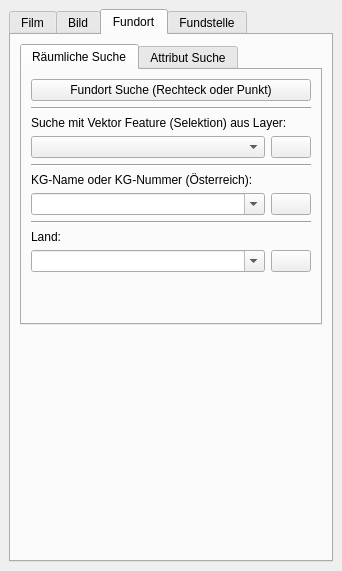
Before: the Qt Designer form APIS/forms/apis_search_form.ui in APIS-Luftbildarchiv/APIS, drawn with Qt 5.
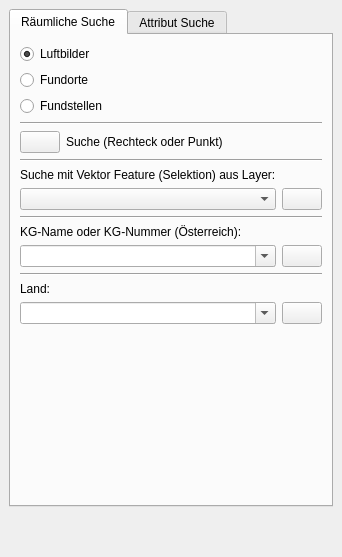
After: the same form once the commit is applied. The open tabs and pages were chosen to show the change. Icons and pictures are not drawn. Custom widgets are drawn as their Qt base class.

The edit to the form file:
```diff
--- a/APIS/forms/apis_search_form.ui
+++ b/APIS/forms/apis_search_form.ui
@@ -6,8 +6,8 @@
    <rect>
     <x>0</x>
     <y>0</y>
-    <width>325</width>
-    <height>571</height>
+    <width>314</width>
+    <height>557</height>
    </rect>
   </property>
   <property name="windowTitle">
@@ -16,9 +16,245 @@
   <widget class="QWidget" name="dockWidgetContents">
    <layout class="QVBoxLayout" name="verticalLayout">
     <item>
+     <widget class="QTabWidget" name="tabWidget_6">
+      <property name="enabled">
+       <bool>true</bool>
+      </property>
+      <property name="sizePolicy">
+       <sizepolicy hsizetype="Expanding" vsizetype="Minimum">
+        <horstretch>0</horstretch>
+        <verstretch>0</verstretch>
+       </sizepolicy>
+      </property>
+      <property name="currentIndex">
+       <number>0</number>
+      </property>
+      <widget class="QWidget" name="tab_9">
+       <attribute name="title">
+        <string>Räumliche Suche</string>
+       </attribute>
+       <layout class="QVBoxLayout" name="verticalLayout_8">
+        <item>
+         <widget class="QRadioButton" name="uiSearchImageRBtn">
+          <property name="text">
+           <string>Luftbilder</string>
+          </property>
+          <property name="checked">
+           <bool>true</bool>
+          </property>
+         </widget>
+        </item>
+        <item>
+         <widget class="QRadioButton" name="uiSearchSiteRBtn">
+          <property name="text">
+           <string>Fundorte</string>
+          </property>
+         </widget>
+        </item>
+        <item>
+         <widget class="QRadioButton" name="uiSearchFindspotRBtn">
+          <property name="text">
+           <string>Fundstellen</string>
+          </property>
+         </widget>
+        </item>
+        <item>
+         <widget class="Line" name="line_8">
+          <property name="orientation">
+           <enum>Qt::Horizontal</enum>
+          </property>
+         </widget>
+        </item>
+        <item>
+         <layout class="QHBoxLayout" name="horizontalLayout_8">
+          <item>
+           <widget class="QPushButton" name="uiSpatialSearchBtn">
+            <property name="text">
+             <string/>
+            </property>
+            <property name="icon">
+             <iconset resource="resource.qrc">
+              <normaloff>:/plugins/APIS/icons/search.png</normaloff>:/plugins/APIS/icons/search.png</iconset>
+            </property>
+            <property name="iconSize">
+             <size>
+              <width>24</width>
+              <height>24</height>
+             </size>
+            </property>
+           </widget>
+          </item>
+          <item>
+           <widget class="QLabel" name="label_13">
+            <property name="sizePolicy">
+             <sizepolicy hsizetype="Expanding" vsizetype="Preferred">
+              <horstretch>0</horstretch>
+              <verstretch>0</verstretch>
+             </sizepolicy>
+            </property>
+            <property name="text">
+             <string>Suche (Rechteck oder Punkt)</string>
+            </property>
+           </widget>
+          </item>
+         </layout>
+        </item>
+        <item>
+         <widget class="Line" name="line_9">
+          <property name="orientation">
+           <enum>Qt::Horizontal</enum>
+          </property>
+         </widget>
+        </item>
+        <item>
+         <widget class="QLabel" name="label">
+          <property name="text">
+           <string>Suche mit Vektor Feature (Selektion) aus Layer:</string>
+          </property>
+         </widget>
+        </item>
+        <item>
+         <layout class="QHBoxLayout" name="horizontalLayout">
+          <item>
+           <widget class="QgsMapLayerComboBox" name="uiSearchByMapLayerCombo">
+            <property name="sizePolicy">
+             <sizepolicy hsizetype="Expanding" vsizetype="Fixed">
+              <horstretch>0</horstretch>
+              <verstretch>0</verstretch>
+             </sizepolicy>
+            </property>
+           </widget>
+          </item>
+          <item>
+           <widget class="QPushButton" name="uiSearchByMapLayerBtn">
+            <property name="enabled">
+             <bool>true</bool>
+            </property>
+            <property name="text">
+             <string/>
+            </property>
+            <property name="icon">
+             <iconset resource="resource.qrc">
+              <normaloff>:/plugins/APIS/icons/search.png</normaloff>:/plugins/APIS/icons/search.png</iconset>
+            </property>
+           </widget>
+          </item>
+         </layout>
+        </item>
+        <item>
+         <widget class="Line" name="line_10">
+          <property name="orientation">
+           <enum>Qt::Horizontal</enum>
+          </property>
+         </widget>
+        </item>
+        <item>
+         <widget class="QLabel" name="label_7">
+          <property name="text">
+           <string>KG-Name oder KG-Nummer (Österreich):</string>
+          </property>
+         </widget>
+        </item>
+        <item>
+         <layout class="QHBoxLayout" name="horizontalLayout_10">
+          <item>
+           <widget class="QComboBox" name="uiSearchByCadastralCommunityCombo">
+            <property name="sizePolicy">
+             <sizepolicy hsizetype="Expanding" vsizetype="Fixed">
+              <horstretch>0</horstretch>
+              <verstretch>0</verstretch>
+             </sizepolicy>
+            </property>
+            <property name="editable">
+             <bool>true</bool>
+            </property>
+           </widget>
+          </item>
+          <item>
+           <widget class="QPushButton" name="uiSearchByCadastralCommunityBtn">
+            <property name="text">
+             <string/>
+            </property>
+            <property name="icon">
+             <iconset resource="resource.qrc">
+              <normaloff>:/plugins/APIS/icons/search.png</normaloff>:/plugins/APIS/icons/search.png</iconset>
+            </property>
+           </widget>
+          </item>
+         </layout>
+        </item>
+        <item>
+         <widget class="Line" name="line_7">
+          <property name="orientation">
+           <enum>Qt::Horizontal</enum>
+          </property>
+         </widget>
+        </item>
+        <item>
+         <widget class="QLabel" name="label_8">
+          <property name="text">
+           <string>Land:</string>
+          </property>
+         </widget>
+        </item>
+        <item>
+         <layout class="QHBoxLayout" name="horizontalLayout_11">
+          <item>
+           <widget class="QComboBox" name="uiSearchByCountryCombo">
+            <property name="sizePolicy">
+             <sizepolicy hsizetype="Expanding" vsizetype="Fixed">
+              <horstretch>0</horstretch>
+              <verstretch>0</verstretch>
+             </sizepolicy>
+            </property>
+            <property name="editable">
+             <bool>true</bool>
+            </property>
+           </widget>
+          </item>
+          <item>
+           <widget class="QPushButton" name="uiSearchByCountryBtn">
+            <property name="text">
+             <string/>
+            </property>
+            <property name="icon">
+             <iconset resource="resource.qrc">
+              <normaloff>:/plugins/APIS/icons/search.png</normaloff>:/plugins/APIS/icons/search.png</iconset>
+            </property>
+           </widget>
+          </item>
+         </layout>
+        </item>
+        <item>
+         <spacer name="verticalSpacer_2">
+          <property name="orientation">
+           <enum>Qt::Vertical</enum>
+          </property>
+          <property name="sizeHint" stdset="0">
+           <size>
+            <width>20</width>
+            <height>40</height>
+           </size>
+          </property>
+         </spacer>
+        </item>
+       </layout>
+      </widget>
+      <widget class="QWidget" name="tab_10">
+       <attribute name="title">
+        <string>Attribut Suche</string>
+       </attribute>
+       <layout class="QVBoxLayout" name="verticalLayout_3">
+        <item>
      <widget class="QTabWidget" name="tabWidget">
+          <property name="sizePolicy">
+           <sizepolicy hsizetype="Expanding" vsizetype="Minimum">
+            <horstretch>0</horstretch>
+            <verstretch>0</verstretch>
+           </sizepolicy>
+          </property>
       <property name="currentIndex">
-       <number>1</number>
+           <number>0</number>
       </property>
       <widget class="QWidget" name="uiFilmTab">
        <attribute name="title">
@@ -27,6 +263,12 @@
        <layout class="QVBoxLayout" name="verticalLayout_2">
         <item>
          <widget class="QTabWidget" name="tabWidget_2">
+              <property name="sizePolicy">
+               <sizepolicy hsizetype="Expanding" vsizetype="Minimum">
+                <horstretch>0</horstretch>
+                <verstretch>0</verstretch>
+               </sizepolicy>
+              </property>
           <property name="currentIndex">
            <number>0</number>
           </property>
@@ -103,19 +345,6 @@
               </item>
              </layout>
             </item>
-            <item>
-             <spacer name="verticalSpacer_2">
-              <property name="orientation">
-               <enum>Qt::Vertical</enum>
-              </property>
-              <property name="sizeHint" stdset="0">
-               <size>
-                <width>20</width>
-                <height>40</height>
-               </size>
-              </property>
-             </spacer>
-            </item>
            </layout>
           </widget>
           <widget class="QWidget" name="tab_2">
@@ -215,19 +444,6 @@
               </item>
              </layout>
             </item>
-            <item>
-             <spacer name="verticalSpacer_3">
-              <property name="orientation">
-               <enum>Qt::Vertical</enum>
-              </property>
-              <property name="sizeHint" stdset="0">
-               <size>
-                <width>20</width>
-                <height>40</height>
-               </size>
-              </property>
-             </spacer>
-            </item>
            </layout>
           </widget>
           <widget class="QWidget" name="tab_3">
@@ -245,19 +461,6 @@
             <item>
              <widget class="QLineEdit" name="uiMilitaryNumberEdit"/>
             </item>
-            <item>
-             <spacer name="verticalSpacer_4">
-              <property name="orientation">
-               <enum>Qt::Vertical</enum>
-              </property>
-              <property name="sizeHint" stdset="0">
-               <size>
-                <width>20</width>
-                <height>40</height>
-               </size>
-              </property>
-             </spacer>
-            </item>
            </layout>
           </widget>
          </widget>
@@ -358,275 +561,12 @@
         </item>
        </layout>
       </widget>
-      <widget class="QWidget" name="uiImageTab">
-       <attribute name="title">
-        <string>Bild</string>
-       </attribute>
-       <layout class="QVBoxLayout" name="verticalLayout_3">
-        <item>
-         <widget class="QTabWidget" name="tabWidget_3">
-          <property name="currentIndex">
-           <number>0</number>
-          </property>
-          <widget class="QWidget" name="tab_4">
-           <attribute name="title">
-            <string>Räumliche Suche</string>
-           </attribute>
-           <layout class="QVBoxLayout" name="verticalLayout_9">
-            <item>
-             <widget class="QPushButton" name="uiImageSpatialSearchBtn">
-              <property name="text">
-               <string>Bild Suche (Rechteck oder Punkt)</string>
-              </property>
-              <property name="icon">
-               <iconset resource="resource.qrc">
-                <normaloff>:/plugins/APIS/icons/search.png</normaloff>:/plugins/APIS/icons/search.png</iconset>
-              </property>
-              <property name="iconSize">
-               <size>
-                <width>24</width>
-                <height>24</height>
-               </size>
-              </property>
-             </widget>
-            </item>
-            <item>
-             <widget class="Line" name="line">
-              <property name="orientation">
-               <enum>Qt::Horizontal</enum>
-              </property>
-             </widget>
-            </item>
-            <item>
-             <widget class="QLabel" name="label">
-              <property name="text">
-               <string>Suche mit Vektor Feature (Selektion) aus Layer:</string>
-              </property>
-             </widget>
-            </item>
-            <item>
-             <layout class="QHBoxLayout" name="horizontalLayout">
-              <item>
-               <widget class="QgsMapLayerComboBox" name="uiImageSearchMapLayerCombo">
-                <property name="sizePolicy">
-                 <sizepolicy hsizetype="Expanding" vsizetype="Fixed">
-                  <horstretch>0</horstretch>
-                  <verstretch>0</verstretch>
-                 </sizepolicy>
-                </property>
-               </widget>
-              </item>
-              <item>
-               <widget class="QPushButton" name="uiImageSearchByLayerBtn">
-                <property name="enabled">
-                 <bool>true</bool>
-                </property>
-                <property name="text">
-                 <string/>
-                </property>
-                <property name="icon">
-                 <iconset resource="resource.qrc">
-                  <normaloff>:/plugins/APIS/icons/search.png</normaloff>:/plugins/APIS/icons/search.png</iconset>
-                </property>
-               </widget>
-              </item>
-             </layout>
-            </item>
-            <item>
-             <spacer name="verticalSpacer_5">
-              <property name="orientation">
-               <enum>Qt::Vertical</enum>
-              </property>
-              <property name="sizeHint" stdset="0">
-               <size>
-                <width>20</width>
-                <height>40</height>
-               </size>
-              </property>
-             </spacer>
-            </item>
-           </layout>
-          </widget>
-         </widget>
-        </item>
-       </layout>
-      </widget>
       <widget class="QWidget" name="uiSiteTab">
        <attribute name="title">
         <string>Fundort</string>
        </attribute>
        <layout class="QVBoxLayout" name="verticalLayout_4">
         <item>
-         <widget class="QTabWidget" name="tabWidget_4">
-          <property name="currentIndex">
-           <number>0</number>
-          </property>
-          <widget class="QWidget" name="tab_5">
-           <attribute name="title">
-            <string>Räumliche Suche</string>
-           </attribute>
-           <layout class="QVBoxLayout" name="verticalLayout_7">
-            <item>
-             <widget class="QPushButton" name="pushButton">
-              <property name="text">
-               <string>Fundort Suche (Rechteck oder Punkt)</string>
-              </property>
-              <property name="icon">
-               <iconset resource="resource.qrc">
-                <normaloff>:/plugins/APIS/icons/search.png</normaloff>:/plugins/APIS/icons/search.png</iconset>
-              </property>
-              <property name="iconSize">
-               <size>
-                <width>24</width>
-                <height>24</height>
-               </size>
-              </property>
-             </widget>
-            </item>
-            <item>
-             <widget class="Line" name="line_3">
-              <property name="orientation">
-               <enum>Qt::Horizontal</enum>
-              </property>
-             </widget>
-            </item>
-            <item>
-             <widget class="QLabel" name="label_3">
-              <property name="text">
-               <string>Suche mit Vektor Feature (Selektion) aus Layer:</string>
-              </property>
-             </widget>
-            </item>
-            <item>
-             <layout class="QHBoxLayout" name="horizontalLayout_2">
-              <item>
-               <widget class="QgsMapLayerComboBox" name="mMapLayerComboBox_2">
-                <property name="sizePolicy">
-                 <sizepolicy hsizetype="Expanding" vsizetype="Fixed">
-                  <horstretch>0</horstretch>
-                  <verstretch>0</verstretch>
-                 </sizepolicy>
-                </property>
-               </widget>
-              </item>
-              <item>
-               <widget class="QPushButton" name="pushButton_5">
-                <property name="text">
-                 <string/>
-                </property>
-                <property name="icon">
-                 <iconset resource="resource.qrc">
-                  <normaloff>:/plugins/APIS/icons/search.png</normaloff>:/plugins/APIS/icons/search.png</iconset>
-                </property>
-               </widget>
-              </item>
-             </layout>
-            </item>
-            <item>
-             <widget class="Line" name="line_6">
-              <property name="orientation">
-               <enum>Qt::Horizontal</enum>
-              </property>
-             </widget>
-            </item>
-            <item>
-             <widget class="QLabel" name="label_7">
-              <property name="text">
-               <string>KG-Name oder KG-Nummer (Österreich):</string>
-              </property>
-             </widget>
-            </item>
-            <item>
-             <layout class="QHBoxLayout" name="horizontalLayout_10">
-              <item>
-               <widget class="QComboBox" name="comboBox_3">
-                <property name="sizePolicy">
-                 <sizepolicy hsizetype="Expanding" vsizetype="Fixed">
-                  <horstretch>0</horstretch>
-                  <verstretch>0</verstretch>
-                 </sizepolicy>
-                </property>
-                <property name="editable">
-                 <bool>true</bool>
-                </property>
-               </widget>
-              </item>
-              <item>
-               <widget class="QPushButton" name="pushButton_12">
-                <property name="text">
-                 <string/>
-                </property>
-                <property name="icon">
-                 <iconset resource="resource.qrc">
-                  <normaloff>:/plugins/APIS/icons/search.png</normaloff>:/plugins/APIS/icons/search.png</iconset>
-                </property>
-               </widget>
-              </item>
-             </layout>
-            </item>
-            <item>
-             <widget class="Line" name="line_7">
-              <property name="orientation">
-               <enum>Qt::Horizontal</enum>
-              </property>
-             </widget>
-            </item>
-            <item>
-             <widget class="QLabel" name="label_8">
-              <property name="text">
-               <string>Land:</string>
-              </property>
-             </widget>
-            </item>
-            <item>
-             <layout class="QHBoxLayout" name="horizontalLayout_11">
-              <item>
-               <widget class="QComboBox" name="comboBox_4">
-                <property name="sizePolicy">
-                 <sizepolicy hsizetype="Expanding" vsizetype="Fixed">
-                  <horstretch>0</horstretch>
-                  <verstretch>0</verstretch>
-                 </sizepolicy>
-                </property>
-                <property name="editable">
-                 <bool>true</bool>
-                </property>
-               </widget>
-              </item>
-              <item>
-               <widget class="QPushButton" name="pushButton_13">
-                <property name="text">
-                 <string/>
-                </property>
-                <property name="icon">
-                 <iconset resource="resource.qrc">
-                  <normaloff>:/plugins/APIS/icons/search.png</normaloff>:/plugins/APIS/icons/search.png</iconset>
-                </property>
-               </widget>
-              </item>
-             </layout>
-            </item>
-            <item>
-             <spacer name="verticalSpacer_6">
-              <property name="orientation">
-               <enum>Qt::Vertical</enum>
-              </property>
-              <property name="sizeHint" stdset="0">
-               <size>
-                <width>20</width>
-                <height>40</height>
-               </size>
-              </property>
-             </spacer>
-            </item>
-           </layout>
-          </widget>
-          <widget class="QWidget" name="tab_6">
-           <attribute name="title">
-            <string>Attribut Suche</string>
-           </attribute>
-           <layout class="QVBoxLayout" name="verticalLayout_10">
-            <item>
              <widget class="QLabel" name="label_4">
               <property name="text">
                <string>Fundort Nummer:</string>
@@ -723,23 +663,6 @@
              </layout>
             </item>
             <item>
-             <spacer name="verticalSpacer_8">
-              <property name="orientation">
-               <enum>Qt::Vertical</enum>
-              </property>
-              <property name="sizeHint" stdset="0">
-               <size>
-                <width>20</width>
-                <height>40</height>
-               </size>
-              </property>
-             </spacer>
-            </item>
-           </layout>
-          </widget>
-         </widget>
-        </item>
-        <item>
          <spacer name="verticalSpacer_7">
           <property name="orientation">
            <enum>Qt::Vertical</enum>
@@ -760,92 +683,6 @@
        </attribute>
        <layout class="QVBoxLayout" name="verticalLayout_5">
         <item>
-         <widget class="QTabWidget" name="tabWidget_5">
-          <property name="currentIndex">
-           <number>0</number>
-          </property>
-          <widget class="QWidget" name="tab_7">
-           <attribute name="title">
-            <string>Räumliche Suche</string>
-           </attribute>
-           <layout class="QVBoxLayout" name="verticalLayout_6">
-            <item>
-             <widget class="QPushButton" name="pushButton_4">
-              <property name="text">
-               <string>Fundstellen Suche (Rechteck oder Punkt)</string>
-              </property>
-              <property name="icon">
-               <iconset resource="resource.qrc">
-                <normaloff>:/plugins/APIS/icons/search.png</normaloff>:/plugins/APIS/icons/search.png</iconset>
-              </property>
-              <property name="iconSize">
-               <size>
-                <width>24</width>
-                <height>24</height>
-               </size>
-              </property>
-             </widget>
-            </item>
-            <item>
-             <widget class="Line" name="line_2">
-              <property name="orientation">
-               <enum>Qt::Horizontal</enum>
-              </property>
-             </widget>
-            </item>
-            <item>
-             <widget class="QLabel" name="label_2">
-              <property name="text">
-               <string>Suche mit Vektor Feature (Selektion) aus Layer:</string>
-              </property>
-             </widget>
-            </item>
-            <item>
-             <layout class="QHBoxLayout" name="horizontalLayout_3">
-              <item>
-               <widget class="QgsMapLayerComboBox" name="mMapLayerComboBox_3">
-                <property name="sizePolicy">
-                 <sizepolicy hsizetype="Expanding" vsizetype="Fixed">
-                  <horstretch>0</horstretch>
-                  <verstretch>0</verstretch>
-                 </sizepolicy>
-                </property>
-               </widget>
-              </item>
-              <item>
-               <widget class="QPushButton" name="pushButton_6">
-                <property name="text">
-                 <string/>
-                </property>
-                <property name="icon">
-                 <iconset resource="resource.qrc">
-                  <normaloff>:/plugins/APIS/icons/search.png</normaloff>:/plugins/APIS/icons/search.png</iconset>
-                </property>
-               </widget>
-              </item>
-             </layout>
-            </item>
-            <item>
-             <spacer name="verticalSpacer_9">
-              <property name="orientation">
-               <enum>Qt::Vertical</enum>
-              </property>
-              <property name="sizeHint" stdset="0">
-               <size>
-                <width>20</width>
-                <height>40</height>
-               </size>
-              </property>
-             </spacer>
-            </item>
-           </layout>
-          </widget>
-          <widget class="QWidget" name="tab_8">
-           <attribute name="title">
-            <string>Attribut Suche</string>
-           </attribute>
-           <layout class="QVBoxLayout" name="verticalLayout_11">
-            <item>
              <widget class="QGroupBox" name="groupBox">
               <property name="title">
                <string>Datierung</string>
@@ -1043,25 +880,16 @@
               </item>
              </layout>
             </item>
-            <item>
-             <spacer name="verticalSpacer_11">
-              <property name="orientation">
-               <enum>Qt::Vertical</enum>
-              </property>
-              <property name="sizeHint" stdset="0">
-               <size>
-                <width>20</width>
-                <height>40</height>
-               </size>
-              </property>
-             </spacer>
+           </layout>
+          </widget>
+         </widget>
             </item>
            </layout>
           </widget>
          </widget>
         </item>
         <item>
-         <spacer name="verticalSpacer_10">
+     <spacer name="verticalSpacer_5">
           <property name="orientation">
            <enum>Qt::Vertical</enum>
           </property>
@@ -1072,10 +900,6 @@
            </size>
           </property>
          </spacer>
-        </item>
-       </layout>
-      </widget>
-     </widget>
     </item>
    </layout>
   </widget>
```
Lines whose indentation alone changed are shown as unchanged.
